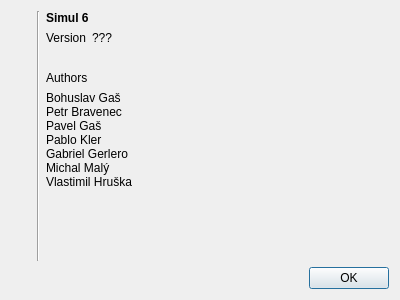
This is src/widgets/about.ui in hobrasoft/simul6 as Qt 5 draws it before an edit. The edited form follows.
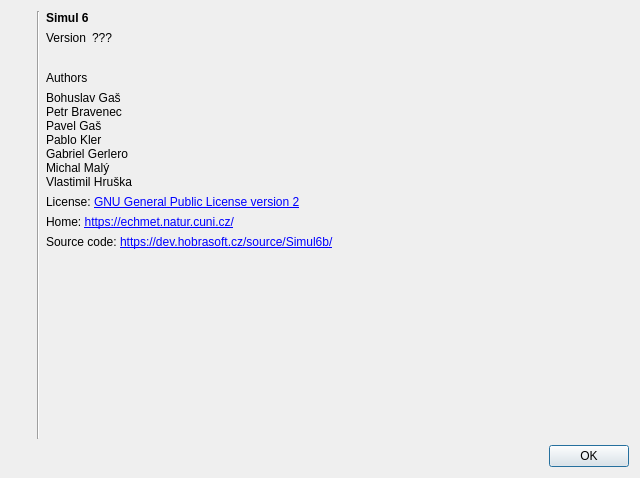
This is the edited form. Icons and pictures are not drawn.

Commit message: Přidaná license, home page a link na source

```diff
--- a/src/widgets/about.ui
+++ b/src/widgets/about.ui
@@ -6,8 +6,8 @@
    <rect>
     <x>0</x>
     <y>0</y>
-    <width>400</width>
-    <height>300</height>
+    <width>640</width>
+    <height>478</height>
    </rect>
   </property>
   <property name="windowTitle">
@@ -108,6 +108,36 @@
        </property>
       </widget>
      </item>
+     <item>
+      <widget class="QLabel" name="label_5">
+       <property name="text">
+        <string>License: &lt;a href=&quot;local:///gpl2&quot;&gt;GNU General Public License version 2&lt;/a&gt;</string>
+       </property>
+       <property name="openExternalLinks">
+        <bool>true</bool>
+       </property>
+      </widget>
+     </item>
+     <item>
+      <widget class="QLabel" name="label_8">
+       <property name="text">
+        <string>Home: &lt;a href=&quot;https://echmet.natur.cuni.cz/&quot;&gt;https://echmet.natur.cuni.cz/&lt;/a&gt;</string>
+       </property>
+       <property name="openExternalLinks">
+        <bool>true</bool>
+       </property>
+      </widget>
+     </item>
+     <item>
+      <widget class="QLabel" name="label_7">
+       <property name="text">
+        <string>Source code: &lt;a href=&quot;https://dev.hobrasoft.cz/source/Simul6b/&quot;&gt;https://dev.hobrasoft.cz/source/Simul6b/&lt;/a&gt;</string>
+       </property>
+       <property name="openExternalLinks">
+        <bool>true</bool>
+       </property>
+      </widget>
+     </item>
      <item>
       <spacer name="verticalSpacer_2">
        <property name="orientation">
```
The commit also changes 15 other files.
